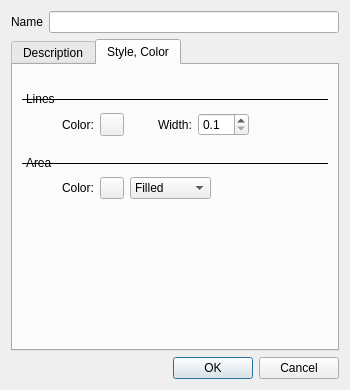
Old version of the form src/plugins/render/annotate/EditPolygonDialog.ui in the repository KDE/marble.
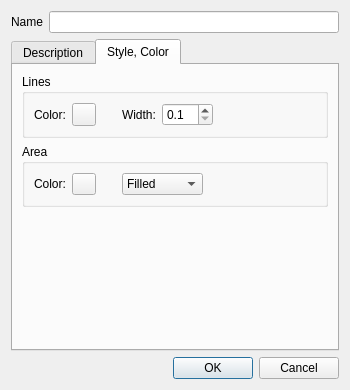
New version of the form.

Commit message: Fix UI file layout for polygon annotiation dialogs.

What changed in the file:
```diff
--- a/src/plugins/render/annotate/EditPolygonDialog.ui
+++ b/src/plugins/render/annotate/EditPolygonDialog.ui
@@ -54,53 +54,13 @@
       <attribute name="title">
        <string>Style, Color</string>
       </attribute>
-      <layout class="QVBoxLayout" name="verticalLayout_3">
-       <item>
         <layout class="QVBoxLayout" name="verticalLayout">
          <item>
-          <spacer name="verticalSpacer_3">
-           <property name="orientation">
-            <enum>Qt::Vertical</enum>
-           </property>
-           <property name="sizeType">
-            <enum>QSizePolicy::Fixed</enum>
-           </property>
-           <property name="sizeHint" stdset="0">
-            <size>
-             <width>248</width>
-             <height>17</height>
-            </size>
-           </property>
-          </spacer>
-         </item>
-         <item>
-          <widget class="QLabel" name="label_2">
-           <property name="frameShape">
-            <enum>QFrame::HLine</enum>
-           </property>
-           <property name="text">
+        <widget class="QGroupBox" name="linesGroupBox">
+         <property name="title">
             <string>Lines</string>
            </property>
-          </widget>
-         </item>
-         <item>
           <layout class="QHBoxLayout" name="horizontalLayout_2">
-           <item>
-            <spacer name="horizontalSpacer">
-             <property name="orientation">
-              <enum>Qt::Horizontal</enum>
-             </property>
-             <property name="sizeType">
-              <enum>QSizePolicy::Fixed</enum>
-             </property>
-             <property name="sizeHint" stdset="0">
-              <size>
-               <width>40</width>
-               <height>20</height>
-              </size>
-             </property>
-            </spacer>
-           </item>
            <item>
             <widget class="QLabel" name="label_3">
              <property name="text">
@@ -146,7 +106,7 @@
              </property>
              <property name="sizeHint" stdset="0">
               <size>
-               <width>28</width>
+              <width>20</width>
                <height>20</height>
               </size>
              </property>
@@ -182,58 +142,21 @@
              </property>
              <property name="sizeHint" stdset="0">
               <size>
-               <width>13</width>
+              <width>71</width>
                <height>20</height>
               </size>
              </property>
             </spacer>
            </item>
           </layout>
+        </widget>
          </item>
          <item>
-          <spacer name="verticalSpacer">
-           <property name="orientation">
-            <enum>Qt::Vertical</enum>
-           </property>
-           <property name="sizeType">
-            <enum>QSizePolicy::Fixed</enum>
-           </property>
-           <property name="sizeHint" stdset="0">
-            <size>
-             <width>238</width>
-             <height>13</height>
-            </size>
-           </property>
-          </spacer>
-         </item>
-         <item>
-          <widget class="QLabel" name="label_6">
-           <property name="frameShape">
-            <enum>QFrame::HLine</enum>
-           </property>
-           <property name="text">
+        <widget class="QGroupBox" name="areaGroupBox">
+         <property name="title">
             <string>Area</string>
            </property>
-          </widget>
-         </item>
-         <item>
           <layout class="QHBoxLayout" name="horizontalLayout_3">
-           <item>
-            <spacer name="horizontalSpacer_4">
-             <property name="orientation">
-              <enum>Qt::Horizontal</enum>
-             </property>
-             <property name="sizeType">
-              <enum>QSizePolicy::Fixed</enum>
-             </property>
-             <property name="sizeHint" stdset="0">
-              <size>
-               <width>40</width>
-               <height>20</height>
-              </size>
-             </property>
-            </spacer>
-           </item>
            <item>
             <widget class="QLabel" name="label_7">
              <property name="text">
@@ -260,6 +183,22 @@
              </property>
             </widget>
            </item>
+          <item>
+           <spacer name="horizontalSpacer">
+            <property name="orientation">
+             <enum>Qt::Horizontal</enum>
+            </property>
+            <property name="sizeType">
+             <enum>QSizePolicy::Fixed</enum>
+            </property>
+            <property name="sizeHint" stdset="0">
+             <size>
+              <width>20</width>
+              <height>20</height>
+             </size>
+            </property>
+           </spacer>
+          </item>
            <item>
             <widget class="QComboBox" name="m_filledColor">
              <item>
@@ -281,28 +220,30 @@
              </property>
              <property name="sizeHint" stdset="0">
               <size>
-               <width>48</width>
+              <width>92</width>
                <height>20</height>
               </size>
              </property>
             </spacer>
            </item>
           </layout>
+         <zorder></zorder>
+         <zorder></zorder>
+         <zorder>horizontalSpacer</zorder>
+        </widget>
          </item>
          <item>
-          <spacer name="verticalSpacer_2">
+        <spacer name="verticalSpacer">
            <property name="orientation">
             <enum>Qt::Vertical</enum>
            </property>
            <property name="sizeHint" stdset="0">
             <size>
-             <width>248</width>
-             <height>18</height>
+           <width>20</width>
+           <height>119</height>
             </size>
            </property>
           </spacer>
-         </item>
-        </layout>
        </item>
       </layout>
      </widget>
```
Lines whose indentation alone changed are shown as unchanged. The commit also changes 1 other file.
